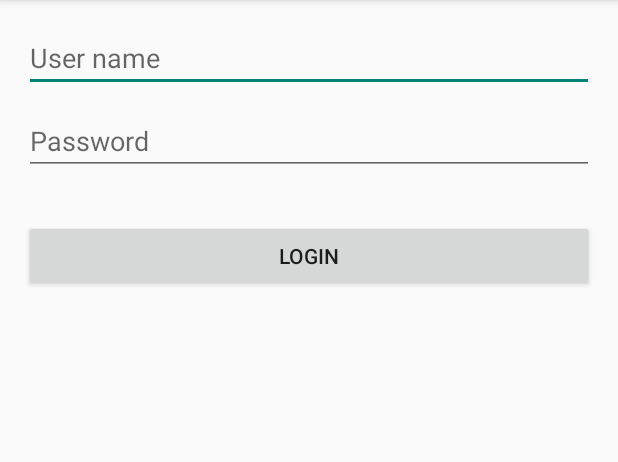
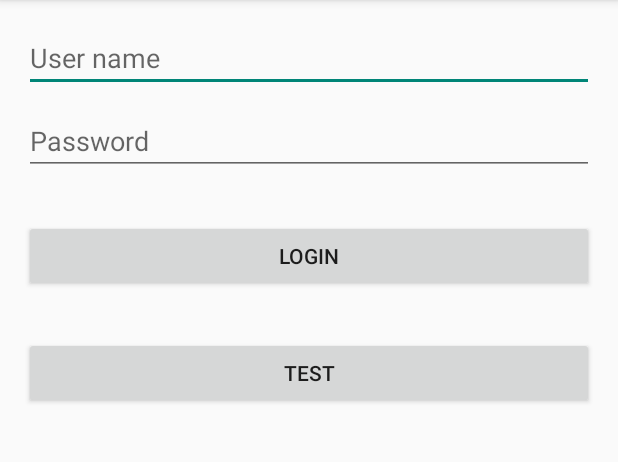
Before and after one commit to eleks/rnd-android-wear-authentication, an Android app: the screen it shows after launch (MainActivity), on a phone screen of 412 x 824 dp, the part 84-546 px from its top. Run offline under Robolectric (Android 15) with nearby library versions, the phone set to English and light mode, and no system bars.

Commit message:
Added Test button.

```diff
--- a/mobile/src/main/res/layout/activity_main.xml
+++ b/mobile/src/main/res/layout/activity_main.xml
@@ -33,4 +33,12 @@
         android:layout_marginTop="30dp"
         android:text="@string/login_button_text" />
 
+    <Button
+        android:id="@+id/test_button"
+        android:layout_width="match_parent"
+        android:layout_height="wrap_content"
+        android:layout_below="@+id/login_button"
+        android:layout_marginTop="30dp"
+        android:text="@string/test_button_text" />
+
 </RelativeLayout>
--- a/mobile/src/main/res/values/strings.xml
+++ b/mobile/src/main/res/values/strings.xml
@@ -3,5 +3,6 @@
     <string name="password_hint">Password</string>
     <string name="user_name_hint">User name</string>
     <string name="login_button_text">Login</string>
+    <string name="test_button_text">TEST</string>
 
 </resources>
```
Also changed, not shown: mobile/src/main/java/com/eleks/securedatastorage/activity/MainActivity.java (+21 -0 lines).
